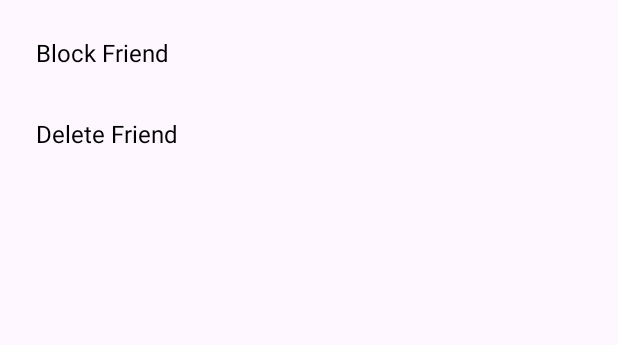
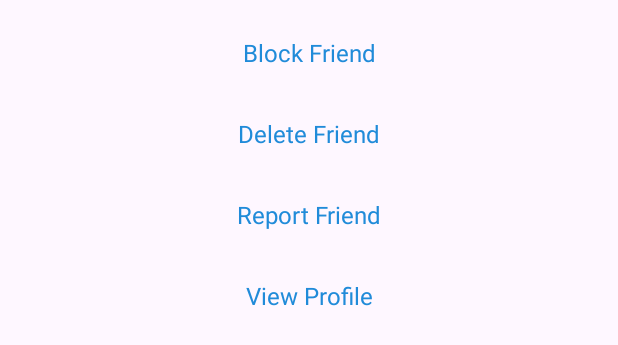
Before and after one commit to AlexD136/Ambience, an Android app: the layout f_op_menu.xml on its own in the app's theme, with its tools: preview values and no code run, on a phone screen of 412 x 824 dp. Shown: the top 345 px of the screen. Run offline under Robolectric (Android 15) with nearby library versions, the light colour scheme and no system bars.

Commit message:
pop up menu finished

```diff
--- a/app/src/main/res/layout/f_op_menu.xml
+++ b/app/src/main/res/layout/f_op_menu.xml
@@ -4,32 +4,60 @@
     android:layout_height="match_parent"
     xmlns:app="http://schemas.android.com/apk/res-auto">
 
-    <!-- Option 1: Block Friend -->
+    <!-- Block Friend -->
     <TextView
         android:id="@+id/blockFriendTextView"
         android:layout_width="wrap_content"
         android:layout_height="wrap_content"
-        android:text="Block Friend"
+        android:layout_marginTop="16dp"
+        android:padding="8dp"
+        android:text="@string/b_friend"
+        android:textColor="@color/logo"
         android:textSize="16sp"
-        android:textColor="@android:color/black"
-        android:padding="8dp"
-        android:layout_marginStart="16dp"
-        android:layout_marginTop="16dp"
+        app:layout_constraintEnd_toEndOf="parent"
         app:layout_constraintStart_toStartOf="parent"
-        app:layout_constraintTop_toTopOf="parent"/>
+        app:layout_constraintTop_toTopOf="parent" />
 
-    <!-- Option 2: Delete Friend -->
+    <!-- Delete Friend -->
     <TextView
         android:id="@+id/deleteFriendTextView"
         android:layout_width="wrap_content"
         android:layout_height="wrap_content"
-        android:text="Delete Friend"
+        android:text="@string/d_friend"
         android:textSize="16sp"
-        android:textColor="@android:color/black"
+        android:textColor="@color/logo"
         android:padding="8dp"
-        android:layout_marginStart="16dp"
         android:layout_marginTop="16dp"
+        app:layout_constraintEnd_toEndOf="parent"
         app:layout_constraintStart_toStartOf="parent"
         app:layout_constraintTop_toBottomOf="@id/blockFriendTextView"/>
 
+    <!-- Report Friend -->
+    <TextView
+        android:id="@+id/reportFriendTextView"
+        android:layout_width="wrap_content"
+        android:layout_height="wrap_content"
+        android:text="@string/r_friend"
+        android:textSize="16sp"
+        android:textColor="@color/logo"
+        android:padding="8dp"
+        android:layout_marginTop="16dp"
+        app:layout_constraintEnd_toEndOf="parent"
+        app:layout_constraintStart_toStartOf="parent"
+        app:layout_constraintTop_toBottomOf="@id/deleteFriendTextView"/>
+
+    <!-- View Profile -->
+    <TextView
+        android:id="@+id/viewProfileTextView"
+        android:layout_width="wrap_content"
+        android:layout_height="wrap_content"
+        android:text="@string/v_profile"
+        android:textSize="16sp"
+        android:textColor="@color/logo"
+        android:padding="8dp"
+        android:layout_marginTop="16dp"
+        app:layout_constraintEnd_toEndOf="parent"
+        app:layout_constraintStart_toStartOf="parent"
+        app:layout_constraintTop_toBottomOf="@id/reportFriendTextView"/>
+
 </androidx.constraintlayout.widget.ConstraintLayout>
--- a/app/src/main/res/values/strings.xml
+++ b/app/src/main/res/values/strings.xml
@@ -52,4 +52,8 @@
     <string name="p_set">Profile Settings</string>
     <string name="r_account">Reset Account</string>
     <string name="d_account">Delete Account</string>
+    <string name="b_friend">Block Friend</string>
+    <string name="d_friend">Delete Friend</string>
+    <string name="r_friend">Report Friend</string>
+    <string name="v_profile">View Profile</string>
 </resources>
```
